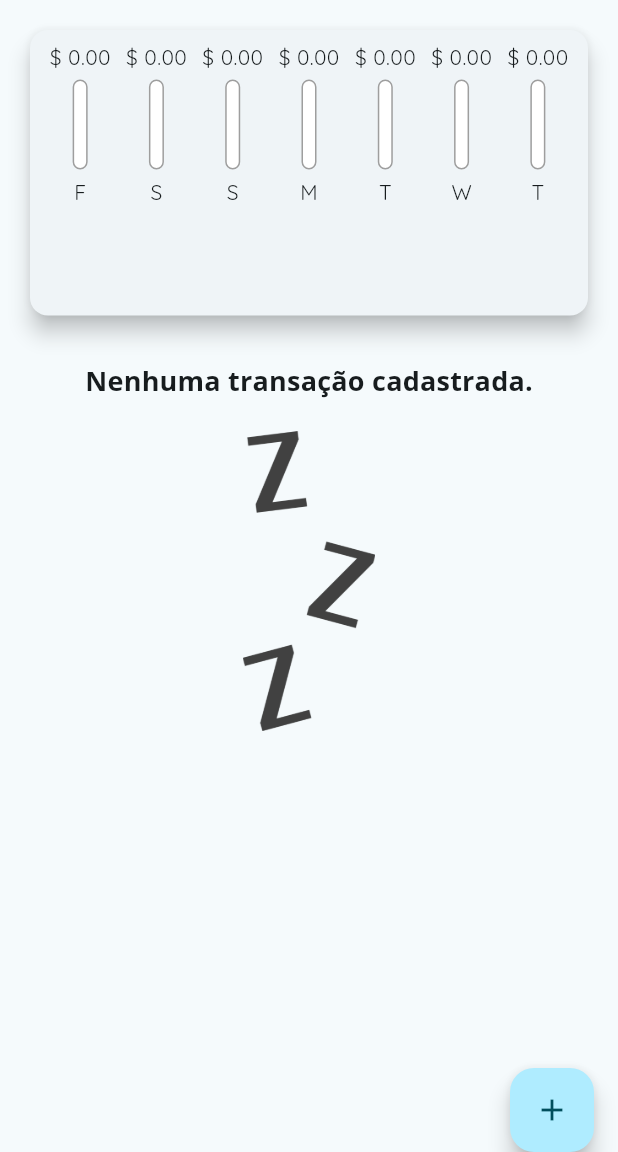
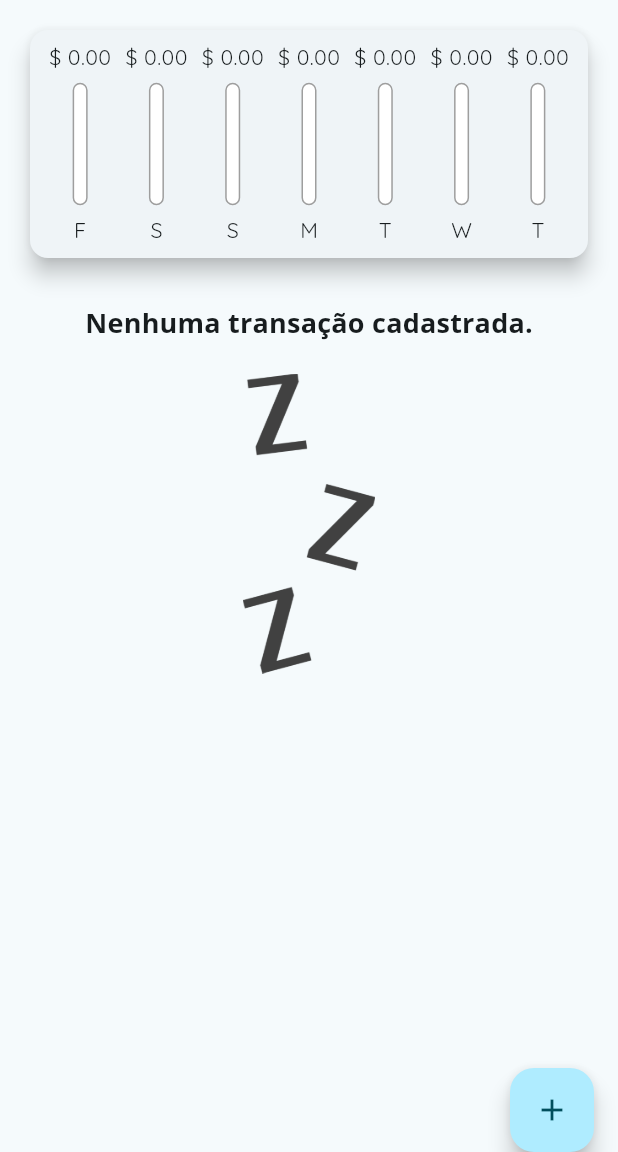
Before and after one commit to f3lipems/Finances, a Flutter app: the screen it shows after launch, on a phone screen of 412 x 824 dp, the part 84-1236 px from its top. Run offline on Flutter 3.47's test engine with Material 3 defaults, Android fonts, the phone set to English and light mode, and no system bars.

Commit message:
Add layout builder for responsive layout

```diff
--- a/lib/components/chart_bar.dart
+++ b/lib/components/chart_bar.dart
@@ -14,17 +14,18 @@ class ChartBar extends StatelessWidget {
 
   @override
   Widget build(BuildContext context) {
+    return LayoutBuilder(builder: (ctx, constraints) {
       return Column(
         children: [
-        Container(
-          height: 20,
+          SizedBox(
+            height: constraints.maxHeight * 0.15,
             child: FittedBox(
               child: Text('\$ ${value.toStringAsFixed(2)}'),
             ),
           ),
-        const SizedBox(height: 5),
-        Container(
-          height: 60,
+          SizedBox(height: constraints.maxHeight * 0.05),
+          SizedBox(
+            height: constraints.maxHeight * 0.6,
             width: 10,
             child: Stack(
               alignment: Alignment.bottomCenter,
@@ -51,9 +52,15 @@ class ChartBar extends StatelessWidget {
               ],
             ),
           ),
-        const SizedBox(height: 5),
-        Text(label),
+          SizedBox(height: constraints.maxHeight * 0.05),
+          SizedBox(
+            height: constraints.maxHeight * 0.15,
+            child: FittedBox(
+              child: Text(label),
+            ),
+          ),
         ],
       );
+    });
   }
 }
--- a/lib/main.dart
+++ b/lib/main.dart
@@ -116,11 +116,11 @@ class _MyHomePageState extends State<MyHomePage> {
           crossAxisAlignment: CrossAxisAlignment.stretch,
           children: <Widget>[
             SizedBox(
-              height: availableHeight * 0.3,
+              height: availableHeight * 0.25,
               child: Chart(recentTransactions: _recentTransactions),
             ),
             SizedBox(
-              height: availableHeight * 0.7,
+              height: availableHeight * 0.75,
               child: TransactionList(transaction: _trasactions, onRemove: _deleteTransaction),
             ),
           ],
```
Lines whose indentation alone changed are shown as unchanged.
